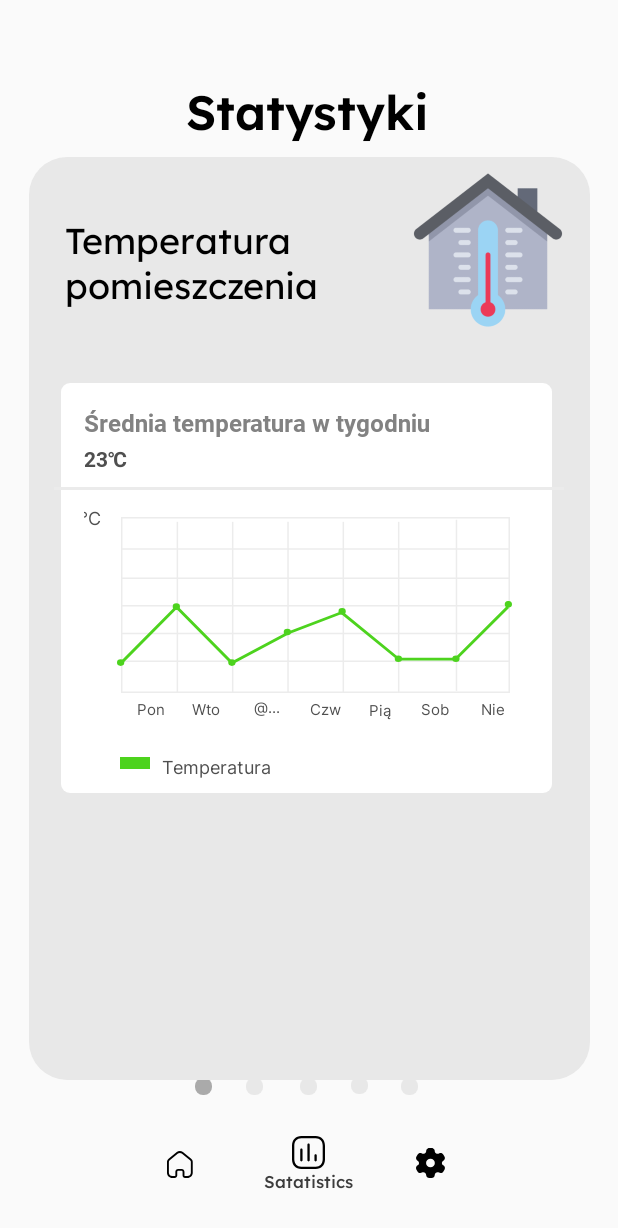
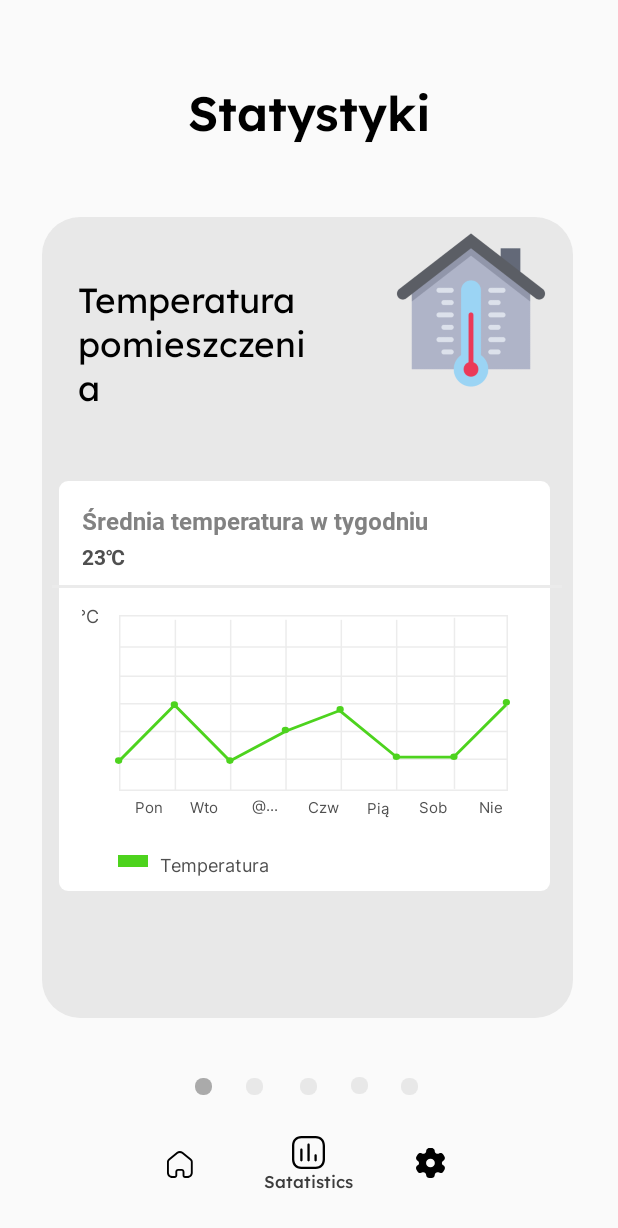
Before and after one commit to Kamilr616/IoT_App_ANS, an Android app: the StatisticActivity screen opened directly, with no data from a screen before it, on a phone screen of 412 x 824 dp. Shown: the top 1228 px of the screen. Run offline under Robolectric (Android 15) with nearby library versions, the phone set to English and light mode, and no system bars.

```diff
--- a/app/src/main/res/layout/activity_statystki1.xml
+++ b/app/src/main/res/layout/activity_statystki1.xml
@@ -153,25 +153,27 @@
         android:layout_gravity="center_horizontal"
         android:ellipsize="end"
         android:singleLine="true"
+        android:text="@string/lbl_statystyki"
         app:layout_constraintBottom_toBottomOf="parent"
         app:layout_constraintEnd_toEndOf="parent"
-        app:layout_constraintHorizontal_bias="0.497"
+        app:layout_constraintHorizontal_bias="0.502"
         app:layout_constraintStart_toStartOf="parent"
         app:layout_constraintTop_toTopOf="parent"
-        app:layout_constraintVertical_bias="0.064"
-        android:text="@string/lbl_statystyki" />
+        app:layout_constraintVertical_bias="0.065" />
 
     <LinearLayout
         android:id="@+id/linearColumntemperaturapom"
         style="@style/groupStylegray_200cornerRadius"
-        android:layout_width="374dp"
-        android:layout_height="615dp"
+        android:layout_width="354dp"
+        android:layout_height="534dp"
         android:gravity="center_horizontal"
         android:orientation="vertical"
         app:layout_constraintBottom_toBottomOf="parent"
         app:layout_constraintEnd_toEndOf="parent"
+        app:layout_constraintHorizontal_bias="0.487"
         app:layout_constraintStart_toStartOf="parent"
-        app:layout_constraintTop_toTopOf="parent">
+        app:layout_constraintTop_toTopOf="parent"
+        app:layout_constraintVertical_bias="0.498">
 
         <LinearLayout
             android:id="@+id/linearRowtemperaturapom"
@@ -185,12 +187,13 @@
             <TextView
                 android:id="@+id/txtTemperaturapom"
                 style="@style/txtLexendregular24"
-                android:layout_width="213dp"
+                android:layout_width="185dp"
                 android:layout_height="wrap_content"
                 android:layout_marginTop="@dimen/_29pxv"
                 android:layout_marginBottom="@dimen/_11pxv"
                 android:layout_weight="0.62"
-                android:text="@string/msg_temperatura_po" />
+                android:text="@string/msg_temperatura_po"
+                android:textSize="23sp" />
 
             <ImageView
                 android:id="@+id/image38934672"
@@ -198,8 +201,8 @@
                 android:layout_height="@dimen/_105pxh"
                 android:layout_marginStart="@dimen/_45pxh"
                 android:scaleType="fitXY"
-                tools:ignore="ContentDescription"
-                android:src="@drawable/img_38934671" />
+                android:src="@drawable/img_38934671"
+                tools:ignore="ContentDescription" />
         </LinearLayout>
 
         <FrameLayout
@@ -261,8 +264,8 @@
                         android:layout_marginStart="@dimen/_202pxh"
                         android:layout_marginBottom="@dimen/_9pxv"
                         android:scaleType="fitXY"
-                        tools:ignore="ContentDescription"
-                        android:src="@drawable/img_group2275" />
+                        android:src="@drawable/img_group2275"
+                        tools:ignore="ContentDescription" />
                 </LinearLayout>
 
                 <LinearLayout
@@ -413,8 +416,8 @@
                                 android:layout_marginStart="@dimen/_2pxh"
                                 android:layout_marginEnd="@dimen/_1pxh"
                                 android:scaleType="fitXY"
-                                tools:ignore="ContentDescription"
-                                android:src="@drawable/img_group2276" />
+                                android:src="@drawable/img_group2276"
+                                tools:ignore="ContentDescription" />
 
                             <FrameLayout
                                 android:id="@+id/frameStackgroup2278"
@@ -430,8 +433,8 @@
                                     android:layout_height="@dimen/_44pxh"
                                     android:layout_gravity="start"
                                     android:scaleType="fitXY"
-                                    tools:ignore="ContentDescription"
-                                    android:src="@drawable/img_group2278" />
+                                    android:src="@drawable/img_group2278"
+                                    tools:ignore="ContentDescription" />
 
                                 <ImageView
                                     android:id="@+id/imageVectorFiftyTwo"
@@ -443,8 +446,8 @@
                                     android:layout_marginEnd="@dimen/_2pxh"
                                     android:layout_marginBottom="@dimen/_1pxv"
                                     android:scaleType="fitXY"
-                                    tools:ignore="ContentDescription"
-                                    android:src="@drawable/img_vector52" />
+                                    android:src="@drawable/img_vector52"
+                                    tools:ignore="ContentDescription" />
                             </FrameLayout>
                         </FrameLayout>
 
@@ -642,8 +645,8 @@
                             android:layout_marginStart="@dimen/_202pxh"
                             android:layout_marginBottom="@dimen/_9pxv"
                             android:scaleType="fitXY"
-                            tools:ignore="ContentDescription"
-                            android:src="@drawable/img_group2275" />
+                            android:src="@drawable/img_group2275"
+                            tools:ignore="ContentDescription" />
                     </LinearLayout>
 
                     <LinearLayout
@@ -794,8 +797,8 @@
                                     android:layout_marginStart="@dimen/_2pxh"
                                     android:layout_marginEnd="@dimen/_1pxh"
                                     android:scaleType="fitXY"
-                                    tools:ignore="ContentDescription"
-                                    android:src="@drawable/img_group2276_117x259" />
+                                    android:src="@drawable/img_group2276_117x259"
+                                    tools:ignore="ContentDescription" />
 
                                 <FrameLayout
                                     android:id="@+id/frameStackgroup2278One"
@@ -811,8 +814,8 @@
                                         android:layout_height="@dimen/_44pxh"
                                         android:layout_gravity="start"
                                         android:scaleType="fitXY"
-                                        tools:ignore="ContentDescription"
-                                        android:src="@drawable/img_group2278_light_green_a700" />
+                                        android:src="@drawable/img_group2278_light_green_a700"
+                                        tools:ignore="ContentDescription" />
 
                                     <ImageView
                                         android:id="@+id/imageVectorFiftyTwoOne"
@@ -824,8 +827,8 @@
                                         android:layout_marginEnd="@dimen/_2pxh"
                                         android:layout_marginBottom="@dimen/_1pxv"
                                         android:scaleType="fitXY"
-                                        tools:ignore="ContentDescription"
-                                        android:src="@drawable/img_vector52_light_green_a700" />
+                                        android:src="@drawable/img_vector52_light_green_a700"
+                                        tools:ignore="ContentDescription" />
                                 </FrameLayout>
                             </FrameLayout>
 
--- a/app/src/main/res/layout/activity_statystki3.xml
+++ b/app/src/main/res/layout/activity_statystki3.xml
@@ -168,8 +168,8 @@
     <LinearLayout
         android:id="@+id/linearColumntemperaturaurz"
         style="@style/groupStylegray_200cornerRadius"
-        android:layout_width="374dp"
-        android:layout_height="615dp"
+        android:layout_width="354dp"
+        android:layout_height="534dp"
         android:gravity="center_horizontal"
         android:orientation="vertical"
         app:layout_constraintBottom_toBottomOf="parent"
--- a/app/src/main/res/layout/activity_statystyki2.xml
+++ b/app/src/main/res/layout/activity_statystyki2.xml
@@ -169,8 +169,8 @@
     <LinearLayout
         android:id="@+id/linearColumnwilgotno"
         style="@style/groupStylegray_200cornerRadius"
-        android:layout_width="374dp"
-        android:layout_height="615dp"
+        android:layout_width="354dp"
+        android:layout_height="534dp"
         android:gravity="center_horizontal"
         android:orientation="vertical"
         app:layout_constraintBottom_toBottomOf="parent"
--- a/app/src/main/res/layout/activity_statystyki4.xml
+++ b/app/src/main/res/layout/activity_statystyki4.xml
@@ -168,8 +168,8 @@
     <LinearLayout
         android:id="@+id/linearColumnnatrzeniepola"
         style="@style/groupStylegray_200cornerRadius"
-        android:layout_width="374dp"
-        android:layout_height="615dp"
+        android:layout_width="354dp"
+        android:layout_height="534dp"
         android:gravity="center_horizontal"
         android:orientation="vertical"
         app:layout_constraintBottom_toBottomOf="parent"
```
Also changed, not shown: app/src/main/java/com/example/iot_app_ans/MainActivity.java (+12 -1 lines), app/src/main/res/layout/activity_statystki5.xml (+9 -9 lines).
